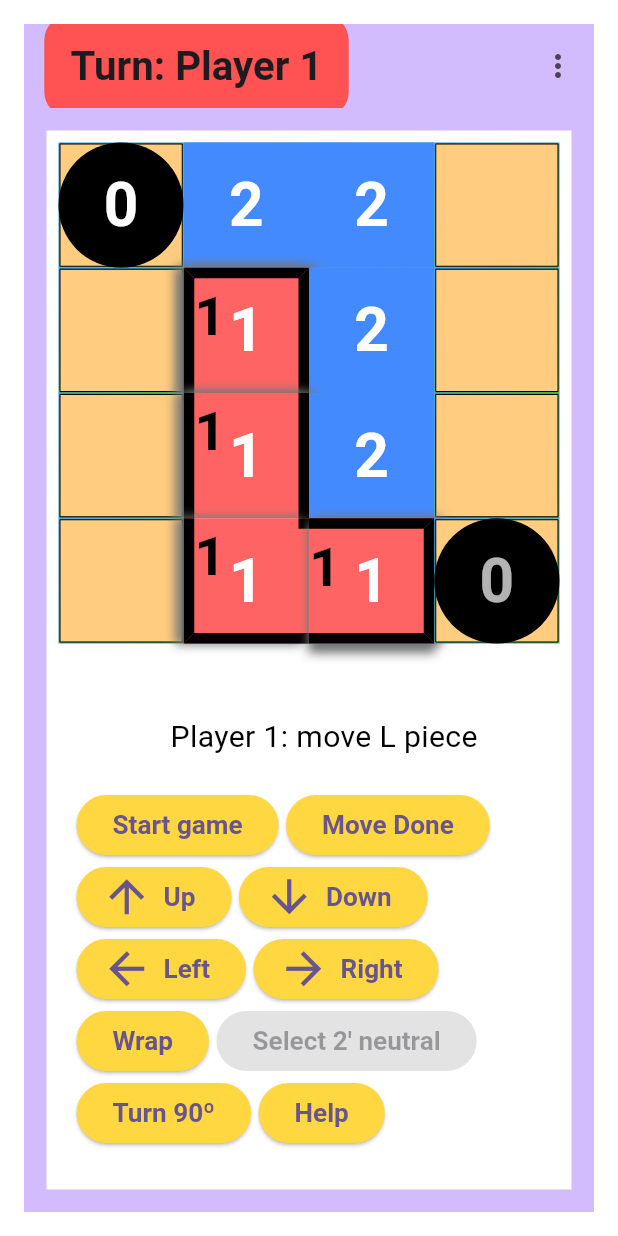
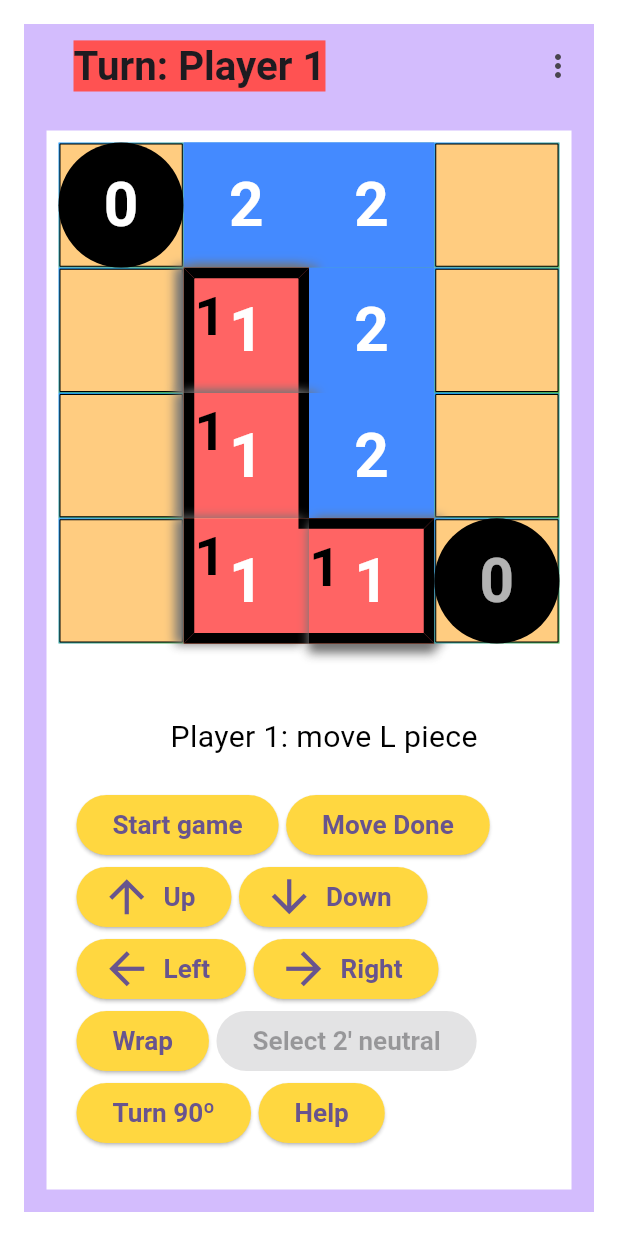
Before and after one commit to tkassila/flgame, a Flutter app: the screen it shows after launch, on a phone screen of 412 x 824 dp. Run offline on Flutter 3.47's test engine with Material 3 defaults, Android fonts, the phone set to English and light mode, and no system bars; drawn by our look-alikes of auto_size_text; our stand-ins replace flutter_html, flutter_screenutil, get_it, hive, hive_flutter, logger and 2 more; missing offline and left inert: dart:ffi, flutter_exit_app; accounts and stored records are empty.

Commit message:
new flutter version

```diff
--- a/lib/main.dart
+++ b/lib/main.dart
@@ -1284,16 +1284,20 @@ class _LGamePageState extends State<MyHomePage>
       appBar: AppBar(
         automaticallyImplyLeading: false,
         backgroundColor: Theme.of(context).colorScheme.inversePrimary,
+        titleSpacing: 23,
         title: Padding(
-          padding: const EdgeInsets.all(15.0),
-          child: Text(homeTitle, style: TextStyle(fontSize: ScreenUtil().setSp(20),
+            padding: const EdgeInsets.all(10.0),
+            child: /* Card(child: */ Text(homeTitle, style: TextStyle(fontSize: ScreenUtil().setSp(20),
             fontWeight: FontWeight.bold, background: Paint()
-          ..strokeWidth = 35.0
+            /*
+          ..strokeWidth = 12.0
           ..strokeMiterLimit = 0.0
+             */
           ..color = playerColor!
-          ..style = PaintingStyle.stroke
-          ..strokeJoin = StrokeJoin.round),),
+          // ..style = PaintingStyle.stroke
+         ..strokeJoin = StrokeJoin.round),),
         ),
+       // ),
         actions: [
           PopupMenuButton<MenuButtonSelected>(
             initialValue: selectedMenuButton,
```
